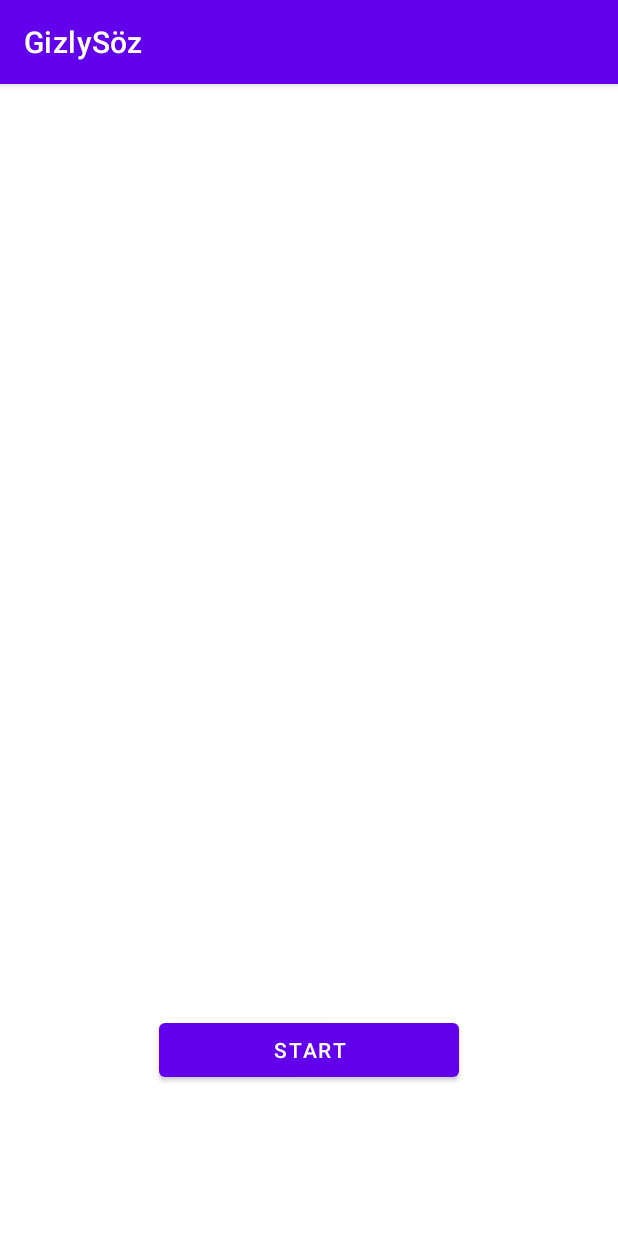
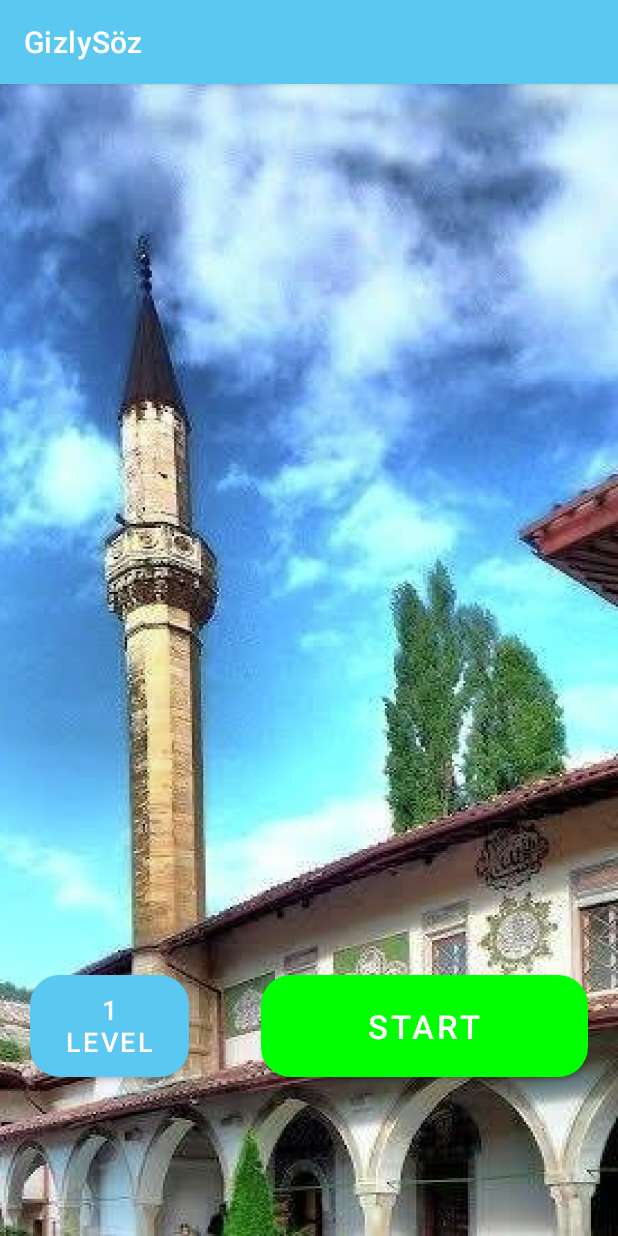
Before and after one commit to Ahtem707/GizliSoz_android, an Android app: the screen it shows after launch (MainActivity), on a phone screen of 412 x 824 dp. Run offline under Robolectric (Android 15) with nearby library versions, the phone set to English and light mode, and no system bars.

Commit message:
Config mainActivity, add backimage,

```diff
--- a/app/build.gradle
+++ b/app/build.gradle
@@ -42,4 +42,6 @@ dependencies {
     androidTestImplementation 'androidx.test.ext:junit:1.1.3'
     androidTestImplementation 'androidx.test.espresso:espresso-core:3.4.0'
     implementation 'com.google.code.gson:gson:2.8.5'
+    implementation 'androidx.navigation:navigation-ui:2.3.0'
+    implementation 'androidx.navigation:navigation-fragment:2.3.0'
 }
--- a/app/src/main/java/com/iw/gizlysoz/Extension.kt
+++ b/app/src/main/java/com/iw/gizlysoz/Extension.kt
@@ -3,6 +3,11 @@ package com.iw.gizlysoz;
 import androidx.core.content.ContextCompat
 import android.content.Context
 import android.util.TypedValue
+import android.view.View
+import android.view.Window
+import androidx.core.view.WindowCompat
+import androidx.core.view.WindowInsetsCompat
+import androidx.core.view.WindowInsetsControllerCompat
 
 fun Int.toColor(self: Context): Int {
     return ContextCompat.getColor(self, this)
@@ -15,3 +20,16 @@ fun Int.dpToPixels(context: Context): Int {
         context.resources.displayMetrics)
     return value.toInt()
 }
+
+fun hideSystemUI(window: Window, view: View) {
+    WindowCompat.setDecorFitsSystemWindows(window, false)
+    WindowInsetsControllerCompat(window, view).let { controller ->
+        controller.hide(WindowInsetsCompat.Type.systemBars())
+        controller.systemBarsBehavior = WindowInsetsControllerCompat.BEHAVIOR_SHOW_TRANSIENT_BARS_BY_SWIPE
+    }
+}
+
+fun showSystemUI(window: Window, view: View) {
+    WindowCompat.setDecorFitsSystemWindows(window, true)
+    WindowInsetsControllerCompat(window, view).show(WindowInsetsCompat.Type.systemBars())
+}
--- a/app/src/main/java/com/iw/gizlysoz/Level/LevelActivity.kt
+++ b/app/src/main/java/com/iw/gizlysoz/Level/LevelActivity.kt
@@ -7,16 +7,18 @@ import android.graphics.drawable.GradientDrawable
 import android.os.Bundle
 import android.util.Log
 import android.view.Gravity
+import android.view.MenuItem
 import android.view.View
 import android.widget.FrameLayout
 import android.widget.LinearLayout
 import android.widget.TextView
 import androidx.appcompat.app.AppCompatActivity
+import androidx.core.app.NavUtils
 import androidx.core.view.children
 import androidx.core.view.isVisible
-import com.iw.gizlysoz.Level.Level
 import com.iw.gizlysoz.Level.LevelViewModel
 import com.iw.gizlysoz.Level.Words
+
 
 data class LevelActivityInput(val level: Int)
 
@@ -43,6 +45,8 @@ class LevelActivity : AppCompatActivity() {
         // Установить название экрана
         val actionBar = supportActionBar
         actionBar?.title = getString(R.string.level) + " $level"
+        actionBar?.setHomeButtonEnabled(true)
+        actionBar?.setDisplayHomeAsUpEnabled(true)
 
         // Создать пустую матрицу
         createMatrix(0)
@@ -55,7 +59,7 @@ class LevelActivity : AppCompatActivity() {
     }
 
     private fun setupSubview() {
-        view = findViewById(R.id.view)
+        view = findViewById(R.id.LevelView)
         verticalLayout = findViewById(R.id.verticalLayout)
     }
 
--- a/app/src/main/java/com/iw/gizlysoz/MainActivity.kt
+++ b/app/src/main/java/com/iw/gizlysoz/MainActivity.kt
@@ -1,20 +1,46 @@
 package com.iw.gizlysoz
 
 import android.content.Intent
+import android.os.Build
+import android.os.Bundle
+import android.view.View
+import android.widget.Button
+import androidx.annotation.RequiresApi
 import androidx.appcompat.app.AppCompatActivity
-import android.os.Bundle
-import android.widget.TextView
-import android.widget.Button
+import com.google.android.material.navigation.NavigationView;
 
 class MainActivity : AppCompatActivity() {
+
+    private var levelSelected: Int = 1
+    private var view: View? = null
+    var navigationView: NavigationView? = null
+
+    @RequiresApi(Build.VERSION_CODES.R)
     override fun onCreate(savedInstanceState: Bundle?) {
         super.onCreate(savedInstanceState)
         setContentView(R.layout.activity_main)
+        setupSubview()
 
-        val btn = findViewById<Button>(R.id.button)
-        btn.setOnClickListener {
+        val levelBtn = findViewById<Button>(R.id.levelBtn)
+        levelBtn.text = "$levelSelected\n" + getString(R.string.level)
+
+        val startBtn = findViewById<Button>(R.id.startBtn)
+        startBtn.setOnClickListener {
             openActivity()
         }
+
+        startBtn.setBackgroundColor(R.color.green.toColor(this))
+    }
+
+    override fun onWindowFocusChanged(hasFocus: Boolean) {
+        super.onWindowFocusChanged(hasFocus)
+        view?.let { view ->
+            hideSystemUI(window, view)
+        }
+    }
+
+    private fun setupSubview() {
+        view = findViewById(R.id.MainView)
     }
 
     private fun openActivity() {
--- a/app/src/main/res/layout/activity_main.xml
+++ b/app/src/main/res/layout/activity_main.xml
@@ -2,19 +2,52 @@
 <androidx.constraintlayout.widget.ConstraintLayout xmlns:android="http://schemas.android.com/apk/res/android"
     xmlns:app="http://schemas.android.com/apk/res-auto"
     xmlns:tools="http://schemas.android.com/tools"
+    android:id="@+id/MainView"
     android:layout_width="match_parent"
     android:layout_height="match_parent"
     tools:context=".MainActivity">
 
-    <Button
-        android:id="@+id/button"
-        android:layout_width="200dp"
-        android:layout_height="wrap_content"
-        android:layout_marginBottom="100dp"
-        android:text="@string/start"
+    <ImageView
+        android:id="@+id/imageView"
+        android:layout_width="0dp"
+        android:layout_height="0dp"
+        android:foreground="@drawable/back1"
         app:layout_constraintBottom_toBottomOf="parent"
         app:layout_constraintEnd_toEndOf="parent"
-        app:layout_constraintHorizontal_bias="0.5"
-        app:layout_constraintStart_toStartOf="parent" />
+        app:layout_constraintStart_toStartOf="parent"
+        app:layout_constraintTop_toTopOf="parent" />
+
+    <LinearLayout
+        android:layout_width="0dp"
+        android:layout_height="80dp"
+        android:layout_marginStart="20dp"
+        android:layout_marginEnd="20dp"
+        android:layout_marginBottom="100dp"
+        android:orientation="horizontal"
+        app:layout_constraintBottom_toBottomOf="parent"
+        app:layout_constraintEnd_toEndOf="parent"
+        app:layout_constraintStart_toStartOf="parent">
+
+        <Button
+            android:id="@+id/levelBtn"
+            android:layout_width="wrap_content"
+            android:layout_height="match_parent"
+            android:layout_weight="1"
+            android:text="@string/level"
+            android:theme="@style/Theme.levelBtn" />
+
+        <Space
+            android:layout_width="30dp"
+            android:layout_height="match_parent"
+            android:layout_weight="1" />
+
+        <Button
+            android:id="@+id/startBtn"
+            android:layout_width="200dp"
+            android:layout_height="match_parent"
+            android:layout_weight="1"
+            android:text="@string/start"
+            android:theme="@style/Theme.startBtn" />
+    </LinearLayout>
 
 </androidx.constraintlayout.widget.ConstraintLayout>
--- a/app/src/main/res/layout/level_activity.xml
+++ b/app/src/main/res/layout/level_activity.xml
@@ -2,7 +2,7 @@
 <androidx.constraintlayout.widget.ConstraintLayout xmlns:android="http://schemas.android.com/apk/res/android"
     xmlns:app="http://schemas.android.com/apk/res-auto"
     xmlns:tools="http://schemas.android.com/tools"
-    android:id="@+id/view"
+    android:id="@+id/LevelView"
     android:layout_width="match_parent"
     android:layout_height="match_parent"
     tools:context=".LevelActivity">
--- a/app/src/main/res/values-night/themes.xml
+++ b/app/src/main/res/values-night/themes.xml
@@ -10,7 +10,30 @@
         <item name="colorSecondaryVariant">@color/teal_200</item>
         <item name="colorOnSecondary">@color/black</item>
         <!-- Status bar color. -->
-        <item name="android:statusBarColor" tools:targetApi="l">?attr/colorPrimaryVariant</item>
+        <item name="android:windowTranslucentStatus">true</item>
+        <item name="android:windowTranslucentNavigation">true</item>
         <!-- Customize your theme here. -->
     </style>
+
+    <style name="Theme.Button" parent="Theme.GizlySöz">
+        <item name="android:textSize">18dp</item>
+        <item name="android:layout_margin">0dp</item>
+        <item name="android:padding">0dp</item>
+        <item name="android:textColor">@color/white</item>
+        <item name="android:background">@color/gray</item>
+        <item name="cornerFamily">rounded</item>
+        <item name="cornerSizeTopLeft">20dp</item>
+        <item name="cornerSizeBottomLeft">20dp</item>
+        <item name="cornerSizeTopRight">20dp</item>
+        <item name="cornerSizeBottomRight">20dp</item>
+    </style>
+
+    <style name="Theme.levelBtn" parent="Theme.Button">
+        <item name="android:background">@color/levelBtn</item>
+    </style>
+
+    <style name="Theme.startBtn" parent="Theme.Button">
+        <item name="android:textSize">22dp</item>
+        <item name="android:background">@color/startBtn</item>
+    </style>
 </resources>
--- a/app/src/main/res/values/colors.xml
+++ b/app/src/main/res/values/colors.xml
@@ -3,6 +3,10 @@
     <color name="cellBorder">#FF000000</color>
     <color name="cellBackground">#BBFFFFFF</color>
     <color name="hidden">#00000000</color>
+    <color name="backcolor">#FF5AC8F0</color>
+    <color name="levelBtn">#FF5AC8F0</color>
+    <color name="startBtn">#FF4B9A06</color>
+    <color name="gray">#797C77</color>
 
     <color name="purple_200">#FFBB86FC</color>
     <color name="purple_500">#FF6200EE</color>
--- a/app/src/main/res/values/themes.xml
+++ b/app/src/main/res/values/themes.xml
@@ -2,7 +2,7 @@
     <!-- Base application theme. -->
     <style name="Theme.GizlySöz" parent="Theme.MaterialComponents.DayNight.DarkActionBar">
         <!-- Primary brand color. -->
-        <item name="colorPrimary">@color/purple_500</item>
+        <item name="colorPrimary">@color/backcolor</item>
         <item name="colorPrimaryVariant">@color/purple_700</item>
         <item name="colorOnPrimary">@color/white</item>
         <!-- Secondary brand color. -->
@@ -10,7 +10,30 @@
         <item name="colorSecondaryVariant">@color/teal_700</item>
         <item name="colorOnSecondary">@color/black</item>
         <!-- Status bar color. -->
-        <item name="android:statusBarColor" tools:targetApi="l">?attr/colorPrimaryVariant</item>
+        <item name="android:windowTranslucentStatus">true</item>
+        <item name="android:windowTranslucentNavigation">true</item>
         <!-- Customize your theme here. -->
     </style>
+
+    <style name="Theme.Button" parent="Theme.GizlySöz">
+        <item name="android:textSize">18dp</item>
+        <item name="android:layout_margin">0dp</item>
+        <item name="android:padding">0dp</item>
+        <item name="android:textColor">@color/white</item>
+        <item name="android:background">@color/gray</item>
+        <item name="cornerFamily">rounded</item>
+        <item name="cornerSizeTopLeft">20dp</item>
+        <item name="cornerSizeBottomLeft">20dp</item>
+        <item name="cornerSizeTopRight">20dp</item>
+        <item name="cornerSizeBottomRight">20dp</item>
+    </style>
+
+    <style name="Theme.levelBtn" parent="Theme.Button">
+        <item name="android:background">@color/levelBtn</item>
+    </style>
+
+    <style name="Theme.startBtn" parent="Theme.Button">
+        <item name="android:textSize">22dp</item>
+        <item name="android:background">@color/startBtn</item>
+    </style>
 </resources>
```
